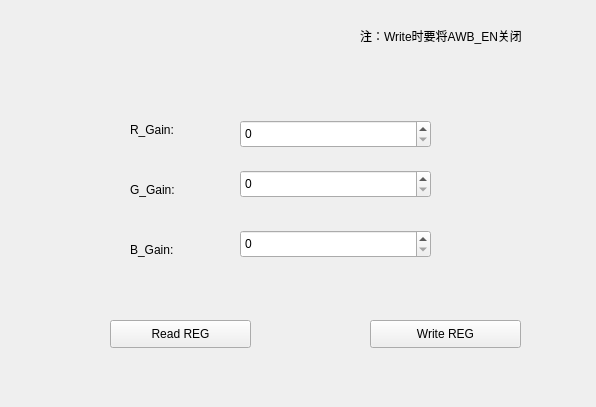
Qt form Link_tab/awb_tab.ui (HuJingwen1211/MCISP) before a commit.
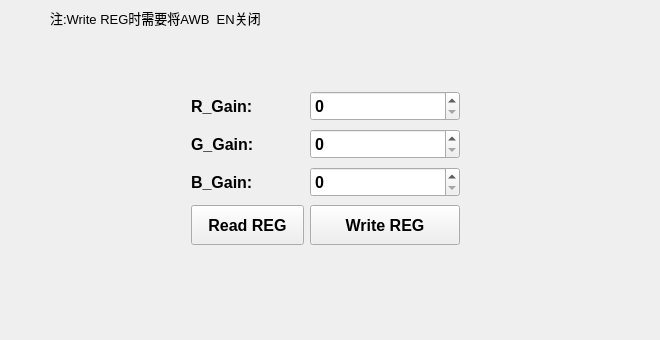
The same form after that commit.

Patch:
```diff
--- a/Link_tab/awb_tab.ui
+++ b/Link_tab/awb_tab.ui
@@ -6,120 +6,173 @@
    <rect>
     <x>0</x>
     <y>0</y>
-    <width>596</width>
-    <height>407</height>
+    <width>660</width>
+    <height>340</height>
    </rect>
   </property>
+  <property name="minimumSize">
+   <size>
+    <width>660</width>
+    <height>340</height>
+   </size>
+  </property>
   <property name="windowTitle">
    <string>AWB_tab</string>
   </property>
-  <widget class="QSpinBox" name="R_Gain">
+  <widget class="QLabel" name="label_4">
    <property name="geometry">
     <rect>
-     <x>240</x>
-     <y>120</y>
-     <width>191</width>
-     <height>28</height>
+     <x>50</x>
+     <y>10</y>
+     <width>281</width>
+     <height>16</height>
     </rect>
    </property>
-  </widget>
-  <widget class="QSpinBox" name="G_Gain">
-   <property name="geometry">
-    <rect>
-     <x>240</x>
-     <y>170</y>
-     <width>191</width>
-     <height>28</height>
-    </rect>
+   <property name="font">
+    <font>
+     <pointsize>10</pointsize>
+    </font>
    </property>
+   <property name="text">
+    <string>注:Write REG时需要将AWB_EN关闭</string>
+   </property>
   </widget>
-  <widget class="QSpinBox" name="B_Gain">
+  <widget class="QWidget" name="layoutWidget">
    <property name="geometry">
     <rect>
-     <x>240</x>
-     <y>230</y>
-     <width>191</width>
-     <height>28</height>
+     <x>180</x>
+     <y>78</y>
+     <width>291</width>
+     <height>181</height>
     </rect>
    </property>
-  </widget>
+   <layout class="QGridLayout" name="gridLayout">
+    <item row="0" column="0">
   <widget class="QLabel" name="label">
-   <property name="geometry">
-    <rect>
-     <x>130</x>
-     <y>120</y>
-     <width>69</width>
-     <height>19</height>
-    </rect>
+      <property name="font">
+       <font>
+        <pointsize>12</pointsize>
+        <bold>true</bold>
+       </font>
    </property>
    <property name="text">
     <string>R_Gain:</string>
    </property>
   </widget>
+    </item>
+    <item row="0" column="1">
+     <widget class="QSpinBox" name="R_Gain">
+      <property name="minimumSize">
+       <size>
+        <width>150</width>
+        <height>30</height>
+       </size>
+      </property>
+      <property name="font">
+       <font>
+        <pointsize>12</pointsize>
+        <bold>true</bold>
+       </font>
+      </property>
+     </widget>
+    </item>
+    <item row="1" column="0">
   <widget class="QLabel" name="label_2">
-   <property name="geometry">
-    <rect>
-     <x>130</x>
-     <y>180</y>
-     <width>69</width>
-     <height>19</height>
-    </rect>
+      <property name="font">
+       <font>
+        <pointsize>12</pointsize>
+        <bold>true</bold>
+       </font>
    </property>
    <property name="text">
     <string>G_Gain:</string>
    </property>
   </widget>
+    </item>
+    <item row="1" column="1">
+     <widget class="QSpinBox" name="G_Gain">
+      <property name="minimumSize">
+       <size>
+        <width>150</width>
+        <height>30</height>
+       </size>
+      </property>
+      <property name="font">
+       <font>
+        <pointsize>12</pointsize>
+        <bold>true</bold>
+       </font>
+      </property>
+     </widget>
+    </item>
+    <item row="2" column="0">
   <widget class="QLabel" name="label_3">
-   <property name="geometry">
-    <rect>
-     <x>130</x>
-     <y>240</y>
-     <width>69</width>
-     <height>19</height>
-    </rect>
+      <property name="font">
+       <font>
+        <pointsize>12</pointsize>
+        <bold>true</bold>
+       </font>
    </property>
    <property name="text">
     <string>B_Gain:</string>
    </property>
   </widget>
+    </item>
+    <item row="2" column="1">
+     <widget class="QSpinBox" name="B_Gain">
+      <property name="minimumSize">
+       <size>
+        <width>150</width>
+        <height>30</height>
+       </size>
+      </property>
+      <property name="font">
+       <font>
+        <pointsize>12</pointsize>
+        <bold>true</bold>
+       </font>
+      </property>
+     </widget>
+    </item>
+    <item row="3" column="0">
   <widget class="QPushButton" name="awb_read_btn">
-   <property name="geometry">
-    <rect>
-     <x>110</x>
-     <y>320</y>
-     <width>141</width>
-     <height>28</height>
-    </rect>
+      <property name="minimumSize">
+       <size>
+        <width>100</width>
+        <height>40</height>
+       </size>
+      </property>
+      <property name="font">
+       <font>
+        <pointsize>12</pointsize>
+        <bold>true</bold>
+       </font>
    </property>
    <property name="text">
     <string>Read REG</string>
    </property>
   </widget>
+    </item>
+    <item row="3" column="1">
   <widget class="QPushButton" name="awb_write_btn">
-   <property name="geometry">
-    <rect>
-     <x>370</x>
-     <y>320</y>
-     <width>151</width>
-     <height>28</height>
-    </rect>
+      <property name="minimumSize">
+       <size>
+        <width>100</width>
+        <height>40</height>
+       </size>
+      </property>
+      <property name="font">
+       <font>
+        <pointsize>12</pointsize>
+        <bold>true</bold>
+       </font>
    </property>
    <property name="text">
     <string>Write REG</string>
    </property>
   </widget>
-  <widget class="QLabel" name="label_4">
-   <property name="geometry">
-    <rect>
-     <x>360</x>
-     <y>20</y>
-     <width>231</width>
-     <height>31</height>
-    </rect>
-   </property>
-   <property name="text">
-    <string>注：Write时要将AWB_EN关闭</string>
-   </property>
+    </item>
+   </layout>
   </widget>
  </widget>
  <layoutdefault spacing="6" margin="11"/>
```
Lines whose indentation alone changed are shown as unchanged.
